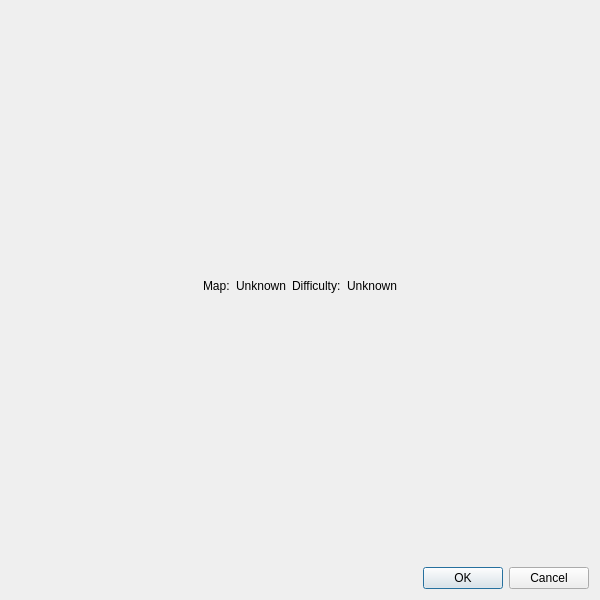
The window that FleetMemories/ClientGUI/ui/sortie/confirmsortie.ui (ibicdlcod/GuoMuoRuoProject) describes before a commit, drawn with Qt 5.
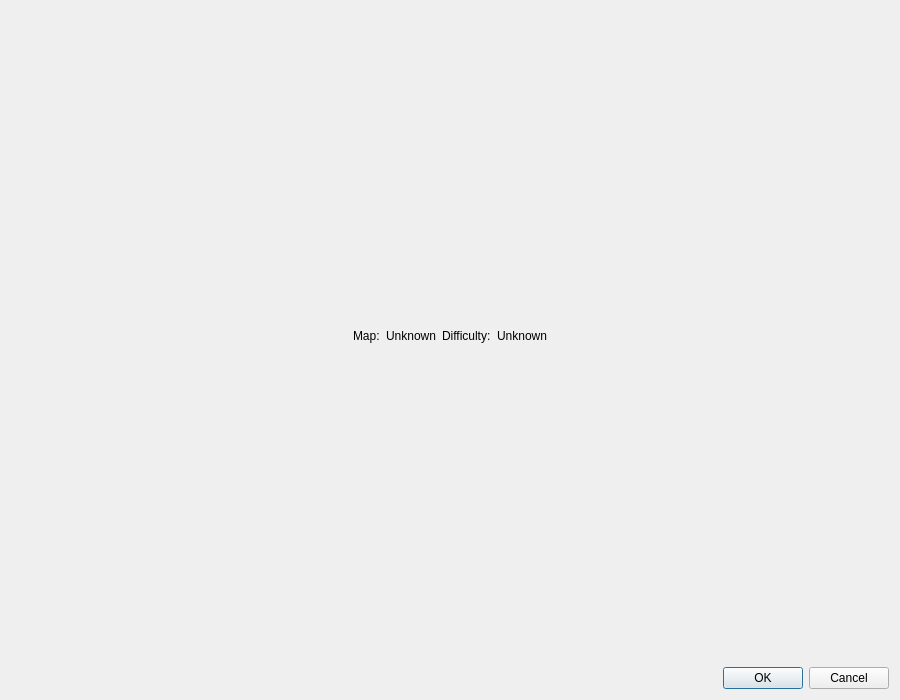
The same window after the commit.

Commit message:
fix: improve battle result display layout and visuals
- SegmentedHPBar: fixed size (200-400px width, 20-30px height), slightly rounded corners, borderless
- ConfirmSortie: larger window (900x700), proper stretch layout (mapinfo, assessment, result, buttons)
- Enemy ships: don't show level (set shipLevel = 0)
- Remove debug output, set minimum size for battle result mode

Patch:
```diff
--- a/FleetMemories/ClientGUI/ui/sortie/confirmsortie.ui
+++ b/FleetMemories/ClientGUI/ui/sortie/confirmsortie.ui
@@ -6,15 +6,15 @@
    <rect>
     <x>0</x>
     <y>0</y>
-    <width>600</width>
-    <height>600</height>
+     <width>900</width>
+     <height>700</height>
    </rect>
   </property>
   <property name="windowTitle">
    <string id="confirm-sortie">Confirm Sortie</string>
   </property>
   <layout class="QVBoxLayout" name="verticalLayout_3">
-   <item>
+    <item stretch="0">
     <layout class="QHBoxLayout" name="horizontalLayout" stretch="0,0,0,0,0,0">
      <item>
       <spacer name="horizontalSpacer">
@@ -81,7 +81,7 @@
    <item>
     <layout class="QVBoxLayout" name="fleetLayout"/>
    </item>
-   <item>
+    <item stretch="0">
     <widget class="QDialogButtonBox" name="buttonBox">
      <property name="orientation">
       <enum>Qt::Horizontal</enum>
```
Left out of the diff: 2 changed lines with no effect on the pictures. Lines whose indentation alone changed are shown as unchanged. The commit also changes 2 other files.
